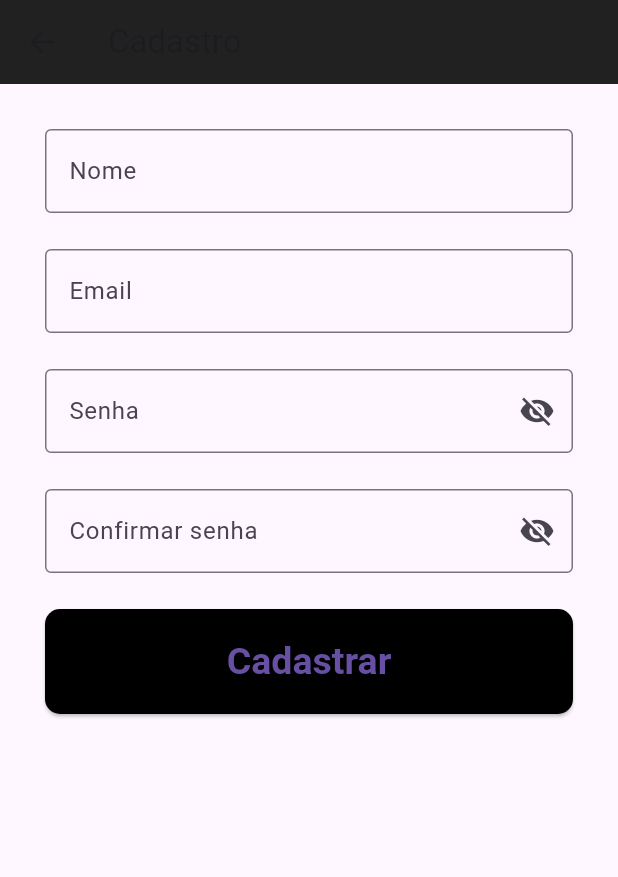
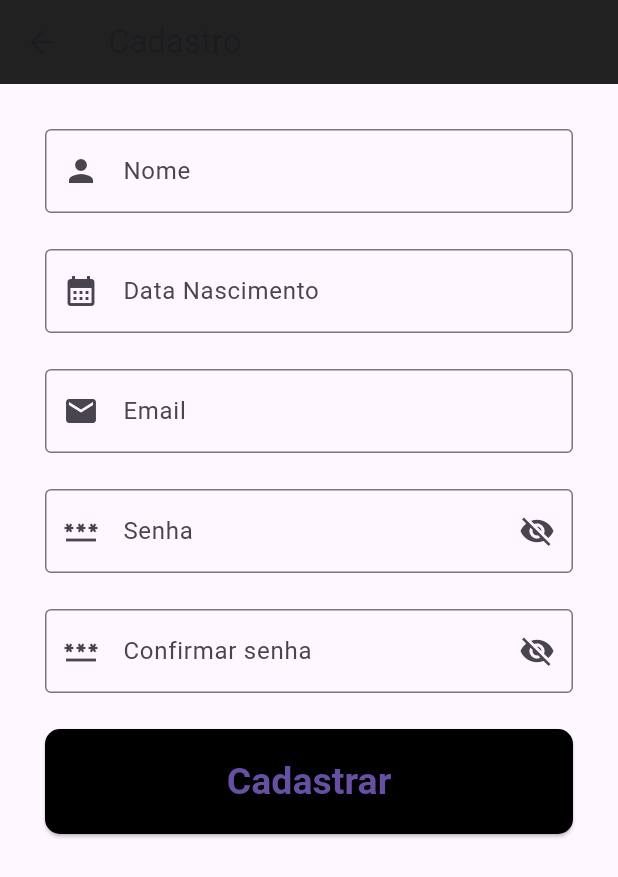
Before and after one commit to MTSKaioken/app-bagagem-smart, a Flutter app: the screen it shows after launch, after a tap on "Cadastre-se", on a phone screen of 412 x 824 dp. Shown: the top 877 px of the screen. Run offline on Flutter 3.47's test engine with Material 3 defaults, Android fonts, the phone set to English and light mode, and no system bars; our stand-ins replace cloud_firestore, email_validator, firebase_core, flutter_map, image_picker, latlong2 and 1 more; accounts and stored records are empty.

Commit message:
feat: adicionando campo de data de nascimento e alguns icones nos campos

```diff
--- a/lib/refactor/view/cadastro.dart
+++ b/lib/refactor/view/cadastro.dart
@@ -14,15 +14,23 @@ class Cadastro extends StatefulWidget {
 }
 
 class _Cadastro extends State<Cadastro> {
+
   UsuarioController usuarioController = UsuarioController();
-
+  late DateTime selectedDate;
   final nomeInputValue = TextEditingController();
+  final dtNascimentoInputValue = TextEditingController();
   final emailInputValue = TextEditingController();
   final senhaInputValue = TextEditingController();
   final senhaRepetidaInputValue = TextEditingController();
 
   bool isPasswordVisible = false;
   bool isPasswordConfirmationVisible = false;
+
+  @override
+  void initState() {
+    super.initState();
+    selectedDate = DateTime.now();
+  }
 
   togglePassword() {
     setState(() {
@@ -85,6 +93,20 @@ class _Cadastro extends State<Cadastro> {
     }
   }
 
+  Future<void> _selectDate(BuildContext context) async {
+    final DateTime? picked = await showDatePicker(
+      context: context,
+      initialDate: selectedDate,
+      firstDate: DateTime(1899),
+      lastDate: DateTime(2101),
+    );
+    if (picked != null && picked != selectedDate) {
+      setState(() {
+        selectedDate = picked;
+      });
+    }
+  }
+
   @override
   Widget build(BuildContext context) {
     return MaterialApp(
@@ -117,6 +139,24 @@ class _Cadastro extends State<Cadastro> {
                     decoration: InputDecoration(
                       labelText: 'Nome',
                       border: OutlineInputBorder(),
+                      prefixIcon: Icon(Icons.person)
+                    ),
+                  ),
+                  Container(
+                    alignment: Alignment.bottomCenter,
+                    margin: EdgeInsets.only(top: 24),
+                  ),
+                  TextField(
+                    controller: dtNascimentoInputValue,
+                    readOnly: true,
+                    onTap: () => {
+                      _selectDate(context),
+                      dtNascimentoInputValue.text = '${selectedDate.day}/${selectedDate.month}/${selectedDate.year}'
+                    },
+                    decoration: InputDecoration(
+                      labelText: 'Data Nascimento',
+                      border: OutlineInputBorder(),
+                      prefixIcon: Icon(Icons.calendar_month)
                     ),
                   ),
                   Container(
@@ -128,6 +168,7 @@ class _Cadastro extends State<Cadastro> {
                     decoration: InputDecoration(
                       labelText: 'Email',
                       border: OutlineInputBorder(),
+                      prefixIcon: Icon(Icons.mail)
                     ),
                   ),
                   Container(
@@ -141,6 +182,7 @@ class _Cadastro extends State<Cadastro> {
                       decoration: InputDecoration(
                         labelText: 'Senha',
                         border: OutlineInputBorder(),
+                        prefixIcon: Icon(Icons.password),
                         suffixIcon:
                             BtnShowHidePassword(onToggle: togglePassword),
                       ),
@@ -157,6 +199,7 @@ class _Cadastro extends State<Cadastro> {
                       decoration: InputDecoration(
                           labelText: 'Confirmar senha',
                           border: OutlineInputBorder(),
+                          prefixIcon: Icon(Icons.password),
                           suffixIcon: BtnShowHidePassword(
                               onToggle: togglePasswordConfirmation)),
                     ),
```
